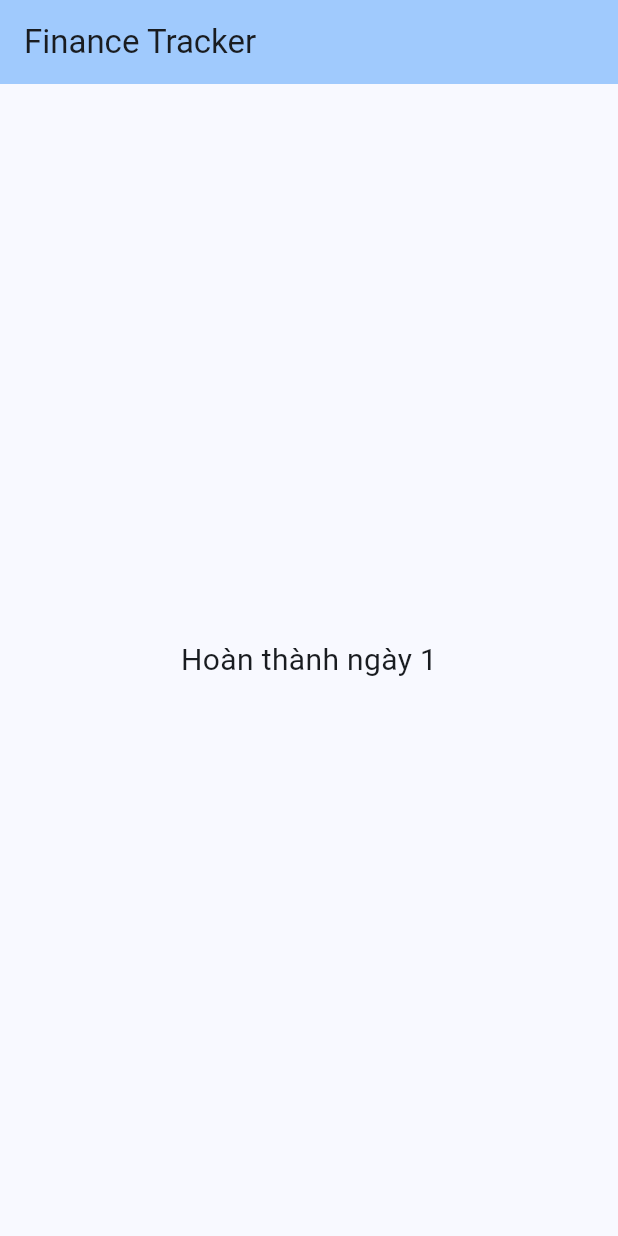
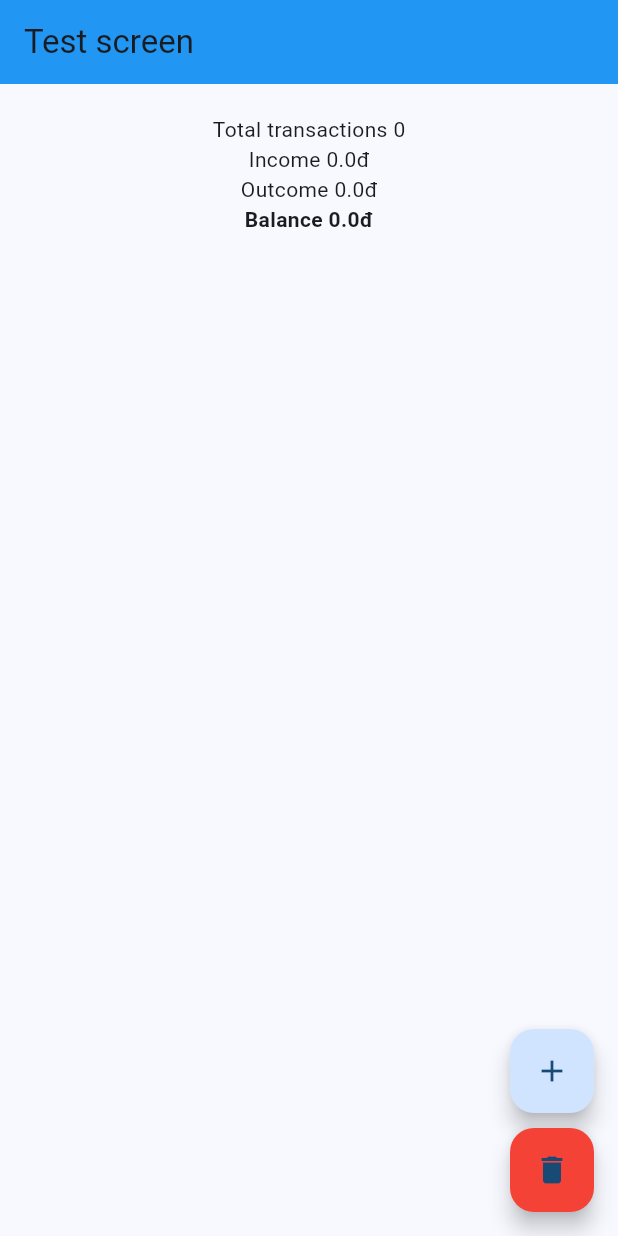
Before and after one commit to anhtuspham/MOSA, a Flutter app: the screen it shows after launch, on a phone screen of 412 x 824 dp. Run offline on Flutter 3.47's test engine with Material 3 defaults, Android fonts, the phone set to English and light mode, and no system bars; our stand-ins replace sqflite; accounts and stored records are empty.

Commit message:
Refactor transaction handling and add test data functionality

```diff
--- a/lib/main.dart
+++ b/lib/main.dart
@@ -2,6 +2,7 @@ import 'package:flutter/cupertino.dart';
 import 'package:flutter/material.dart';
 import 'package:mosa/providers/transaction_provider.dart';
 import 'package:mosa/screens/home_screen.dart';
+import 'package:mosa/utils/test_data.dart';
 import 'package:provider/provider.dart';
 
 void main() {
@@ -14,7 +15,7 @@ class MyApp extends StatelessWidget {
   @override
   Widget build(BuildContext context) {
     return ChangeNotifierProvider(
-      create: (_) => TransactionProvider(),
+      create: (_) => TransactionProvider()..loadTransaction(),
       child: MaterialApp(
         title: 'Finance Tracker',
         debugShowCheckedModeBanner: false,
@@ -22,8 +23,96 @@ class MyApp extends StatelessWidget {
           colorScheme: ColorScheme.fromSeed(seedColor: Colors.blue),
           useMaterial3: true,
         ),
-        home: const HomeScreen(),
+        home: const TestDatabaseScreen(),
       ),
     );
   }
 }
+
+class TestDatabaseScreen extends StatelessWidget {
+  const TestDatabaseScreen({super.key});
+
+  @override
+  Widget build(BuildContext context) {
+    final provider = Provider.of<TransactionProvider>(context);
+    return Scaffold(
+      appBar: AppBar(title: Text('Test screen'), backgroundColor: Colors.blue),
+      body: Column(
+        children: [
+          Container(
+            padding: const EdgeInsets.all(20),
+            child: Column(
+              children: [
+                Text('Total transactions ${provider.transactions.length}'),
+                Text('Income ${provider.totalIncome}đ'),
+                Text('Outcome ${provider.totalExpense}đ'),
+                Text('Balance ${provider.balance}đ', style: TextStyle(fontWeight: FontWeight.bold)),
+              ],
+            ),
+          ),
+          Expanded(
+            child:
+                provider.isLoading
+                    ? const CircularProgressIndicator()
+                    : ListView.builder(
+                      itemCount: provider.transactions.length,
+                      itemBuilder: (context, index) {
+                        final transaction = provider.transactions[index];
+                        return ListTile(
+                          leading: Icon(
+                            transaction.type == 'income'
+                                ? Icons.arrow_upward
+                                : Icons.arrow_downward,
+                            color: transaction.type == 'income' ? Colors.green : Colors.red,
+                          ),
+                          title: Text(transaction.title),
+                          subtitle: Text(
+                            '${transaction.category} - ${transaction.date.day}/${transaction.date.month}',
+                          ),
+                          trailing: Text(transaction.amount.toString()),
+                        );
+                      },
+                    ),
+          ),
+        ],
+      ),
+      floatingActionButton: Column(
+        mainAxisAlignment: MainAxisAlignment.end,
+        children: [
+          FloatingActionButton(
+            heroTag: 'add',
+            onPressed: () async {
+              final testDummyData = TestData.getDummyTransactions();
+              for (var transaction in testDummyData) {
+                await provider.addTransaction(transaction);
+              }
+              if (context.mounted) {
+                ScaffoldMessenger.of(
+                  context,
+                ).showSnackBar(const SnackBar(content: Text('Thêm dữ liệu thành công')));
+              }
+            },
+            child: Icon(Icons.add),
+          ),
+          const SizedBox(height: 10),
+          FloatingActionButton(
+            heroTag: 'clear',
+            backgroundColor: Colors.red,
+            onPressed: () async {
+              final ids = provider.transactions.map((e) => e.id).toList();
+              for (var item in ids) {
+                await provider.deleteTransaction(item!);
+              }
+              if (context.mounted) {
+                ScaffoldMessenger.of(
+                  context,
+                ).showSnackBar(const SnackBar(content: Text('All data cleared!')));
+              }
+            },
+            child: Icon(Icons.delete),
+          ),
+        ],
+      ),
+    );
+  }
+}
--- a/lib/models/transaction.dart
+++ b/lib/models/transaction.dart
@@ -20,11 +20,12 @@ class TransactionModel {
   factory TransactionModel.fromMap(Map<String, dynamic> map) {
     return TransactionModel(
       id: map['id'] as int?,
-      title: map['tittle'],
-      amount: map['amount'],
+      title: map['title'],
+      amount: (map['amount'] as num).toDouble(),
       date: DateTime.parse(map['date'] as String),
       type: map['type'],
       category: map['category'],
+      note: map['note'] as String?,
     );
   }
 
--- a/lib/utils/constants.dart
+++ b/lib/utils/constants.dart
@@ -60,5 +60,5 @@ class AppConstants{
 
   static const String dbName = 'finance_tracker.db';
   static const int dbVersion = 1;
-  static const String tableTransactions = 'transaction';
+  static const String tableTransactions = 'transactions';
 }
```
Also changed, not shown: lib/providers/transaction_provider.dart (+39 -3 lines), lib/utils/test_data.dart (added, +57 -0 lines), assets/images/icon.png.
